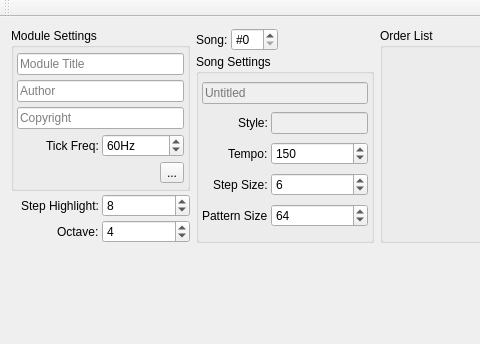
Qt form BambooTracker/gui/mainwindow.ui (BambooTracker/BambooTracker) before a commit; both pictures show x 0 to 480 and y 0 to 344 of the 933 by 783 pixel window.
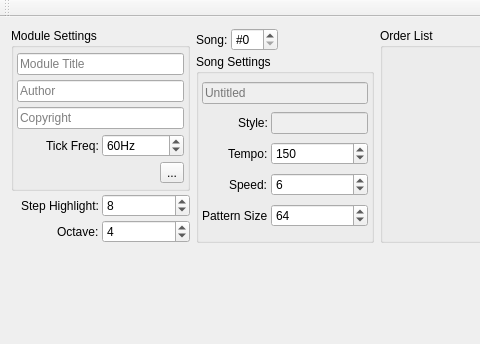
The same form after that commit. Custom widgets are drawn as their Qt base class.

Commit message: Add speed/tempo change effect

```diff
--- a/BambooTracker/gui/mainwindow.ui
+++ b/BambooTracker/gui/mainwindow.ui
@@ -266,7 +266,7 @@
          <item row="6" column="0" alignment="Qt::AlignRight">
           <widget class="QLabel" name="stepSizeLabel">
            <property name="text">
-            <string>Step Size:</string>
+            <string>Speed:</string>
            </property>
           </widget>
          </item>
```
Left out of the diff: 8 changed lines with no effect on the pictures. The commit also changes 7 other files.
